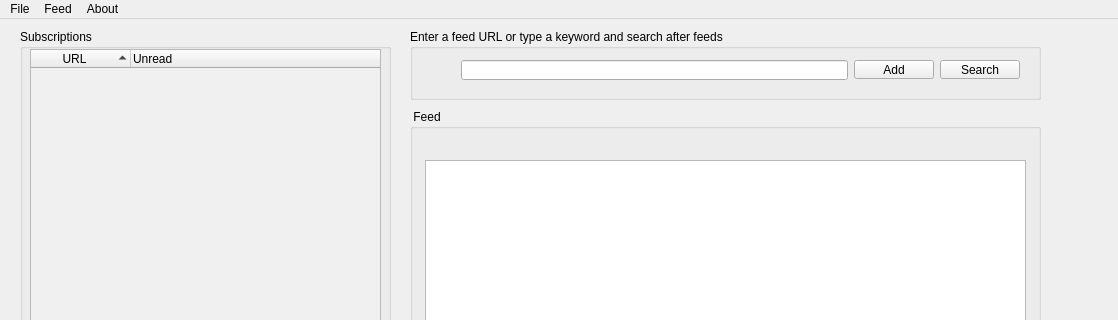
Old version of the form mainwindow.ui in the repository henriwi/rssreader; both pictures show x 0 to 1118 and y 0 to 320 of the 1118 by 668 pixel window.
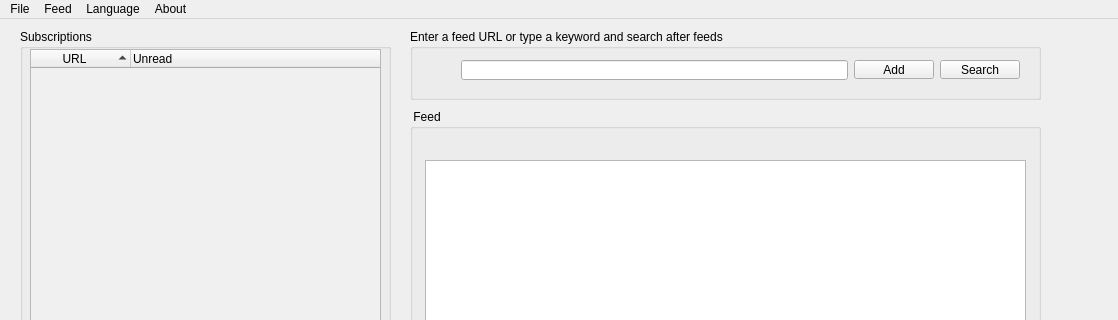
New version of the form.

The edit to the form file:
```diff
--- a/mainwindow.ui
+++ b/mainwindow.ui
@@ -296,8 +296,16 @@
     <addaction name="actionShow_all_feeds"/>
     <addaction name="actionShow_only_unread_feeds"/>
    </widget>
+   <widget class="QMenu" name="menuLanguage">
+    <property name="title">
+     <string>Language</string>
+    </property>
+    <addaction name="actionEnglish"/>
+    <addaction name="actionNorwegian"/>
+   </widget>
    <addaction name="menuFile"/>
    <addaction name="menuFeed"/>
+   <addaction name="menuLanguage"/>
    <addaction name="menuAbout"/>
   </widget>
   <widget class="QStatusBar" name="statusBar">
```
Left out of the diff: 16 changed lines with no effect on the pictures.
